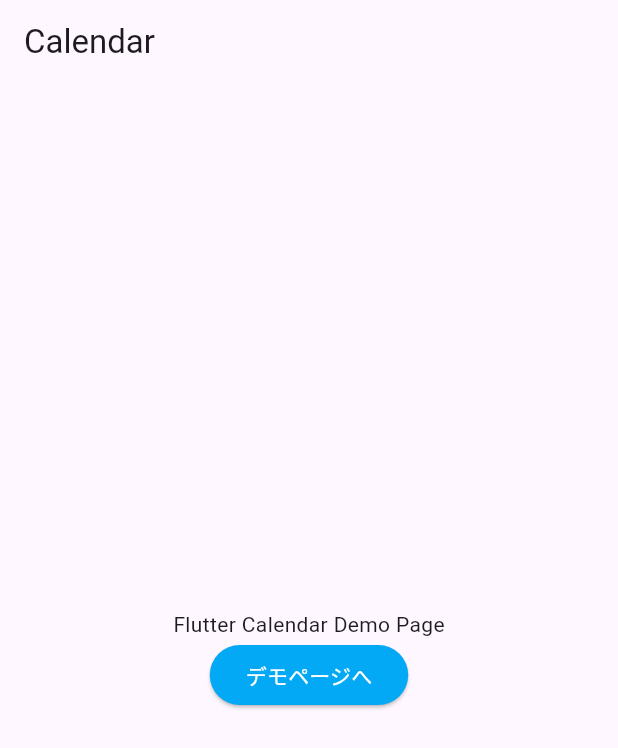
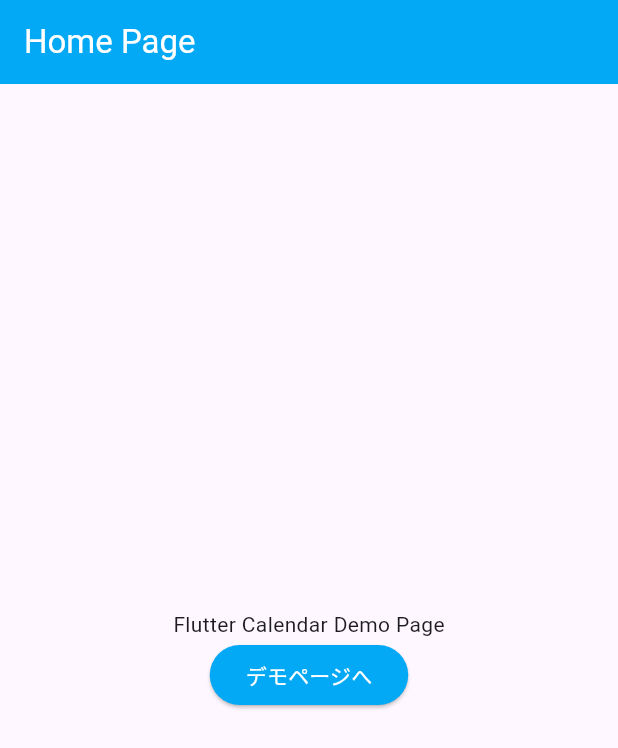
Before and after one commit to Yossy4131/flutter_calendar, a Flutter app: the screen it shows after launch, on a phone screen of 412 x 824 dp. Shown: the top 748 px of the screen. Run offline on Flutter 3.47's test engine with Material 3 defaults, Android fonts, the phone set to English and light mode, and no system bars; our stand-ins replace go_router.

Commit message:
add CustomAppBar class

```diff
--- a/lib/calendar_page.dart
+++ b/lib/calendar_page.dart
@@ -9,7 +9,7 @@
   @override
   Widget build(BuildContext context) {
     return Scaffold(
-      appBar: AppBar(title: const Text('Calendar Page')),
+      appBar: CustomAppBar(title: 'Calendar Demo Page'),
       body: Stack(
         children: [
           Center(
--- a/lib/home.dart
+++ b/lib/home.dart
@@ -11,7 +11,7 @@
   @override
   Widget build(BuildContext context) {
     return Scaffold(
-      appBar: AppBar(title: const Text('Calendar')),
+      appBar: CustomAppBar(title: 'Home Page'),
       body: Stack(
         children: [
           Center(
--- a/lib/widgets/page_items.dart
+++ b/lib/widgets/page_items.dart
@@ -1,4 +1,22 @@
 import 'package:flutter/material.dart';
+
+class CustomAppBar extends StatelessWidget implements PreferredSizeWidget {
+  final String title;
+
+  const CustomAppBar({super.key, required this.title});
+
+  @override
+  Widget build(BuildContext context) {
+    return AppBar(
+      title: Text(title),
+      backgroundColor: Colors.lightBlue,
+      foregroundColor: Colors.white,
+    );
+  }
+
+  @override
+  Size get preferredSize => const Size.fromHeight(kToolbarHeight);
+}
 
 class Button extends StatelessWidget {
   final String title;
```
